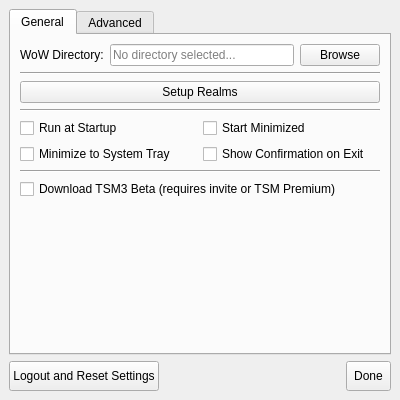
Old version of the form ui/settings_window.ui in the repository seirl/tsmapplication_public.
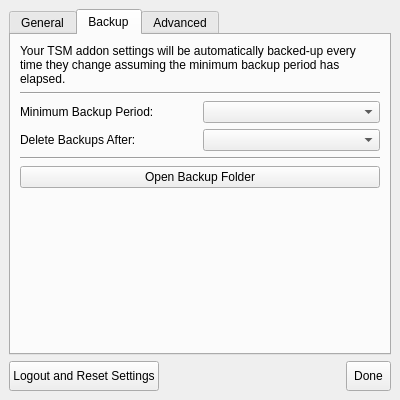
New version of the form. The open tabs and pages were chosen to show the change. Icons and pictures are not drawn.

Commit message: Set a 30 second timeout for HTTP requests. Finished TSM_Accounting exports. Added backups (including options). Added requirements.txt file.

```diff
--- a/ui/settings_window.ui
+++ b/ui/settings_window.ui
@@ -161,6 +161,85 @@
         </item>
        </layout>
       </widget>
+      <widget class="QWidget" name="backup_settings_tab">
+       <attribute name="title">
+        <string>Backup</string>
+       </attribute>
+       <layout class="QVBoxLayout" name="verticalLayout_4">
+        <item>
+         <widget class="QLabel" name="label_4">
+          <property name="text">
+           <string>Your TSM addon settings will be automatically backed-up every time they change assuming the minimum backup period has elapsed.</string>
+          </property>
+          <property name="wordWrap">
+           <bool>true</bool>
+          </property>
+         </widget>
+        </item>
+        <item>
+         <widget class="Line" name="line_5">
+          <property name="orientation">
+           <enum>Qt::Horizontal</enum>
+          </property>
+         </widget>
+        </item>
+        <item>
+         <layout class="QHBoxLayout" name="horizontalLayout_5">
+          <item>
+           <widget class="QLabel" name="label_3">
+            <property name="text">
+             <string>Minimum Backup Period:</string>
+            </property>
+           </widget>
+          </item>
+          <item>
+           <widget class="QComboBox" name="backup_period_dropdown"/>
+          </item>
+         </layout>
+        </item>
+        <item>
+         <layout class="QHBoxLayout" name="horizontalLayout_6">
+          <item>
+           <widget class="QLabel" name="label_5">
+            <property name="text">
+             <string>Delete Backups After: </string>
+            </property>
+           </widget>
+          </item>
+          <item>
+           <widget class="QComboBox" name="backup_expiration_dropdown"/>
+          </item>
+         </layout>
+        </item>
+        <item>
+         <widget class="Line" name="line_6">
+          <property name="orientation">
+           <enum>Qt::Horizontal</enum>
+          </property>
+         </widget>
+        </item>
+        <item>
+         <widget class="QPushButton" name="open_backups_button">
+          <property name="text">
+           <string>Open Backup Folder</string>
+          </property>
+         </widget>
+        </item>
+        <item>
+         <spacer name="verticalSpacer_3">
+          <property name="orientation">
+           <enum>Qt::Vertical</enum>
+          </property>
+          <property name="sizeHint" stdset="0">
+           <size>
+            <width>20</width>
+            <height>40</height>
+           </size>
+          </property>
+         </spacer>
+        </item>
+       </layout>
+      </widget>
       <widget class="QWidget" name="advanced_tab">
        <attribute name="title">
         <string>Advanced</string>
```
The commit also changes 11 other files.
